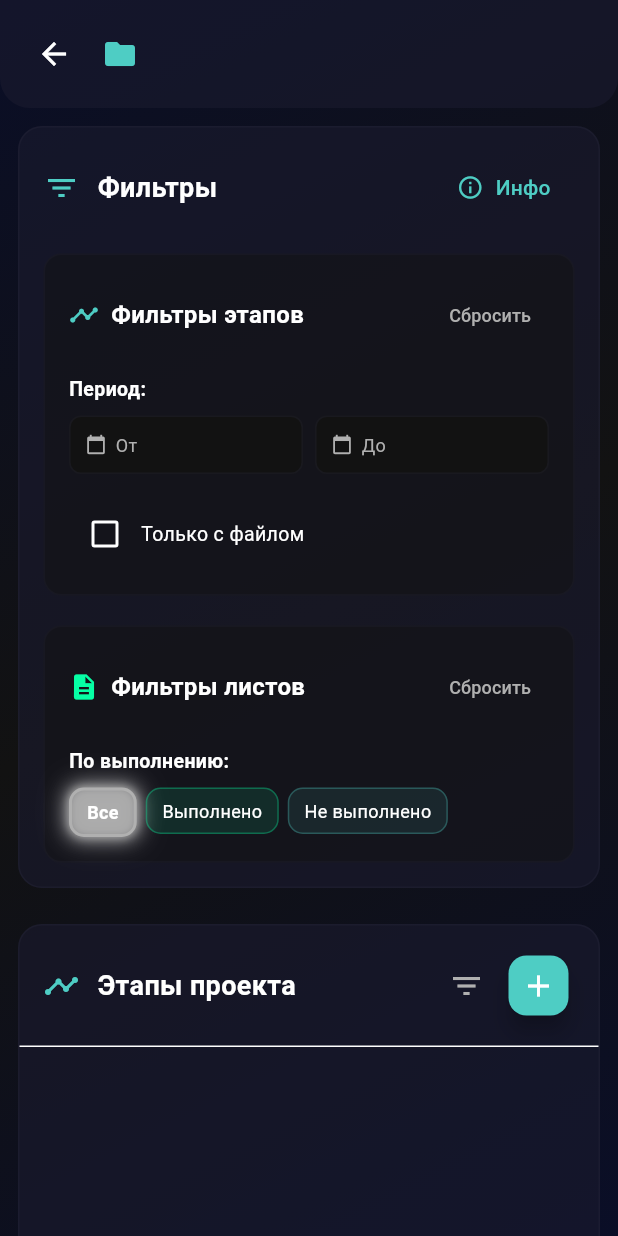
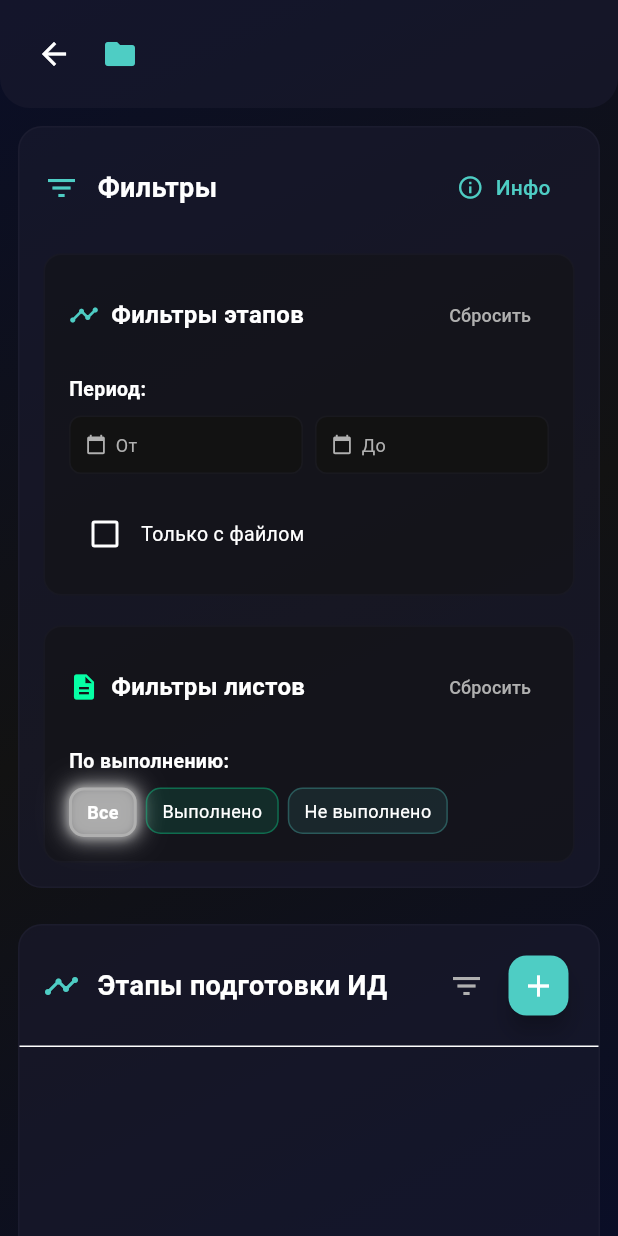
Before and after one commit to Shain92/my_tracker_v0.1, a Flutter app: the ProjectDetailScreen screen opened directly with empty values, after a tap on the "filter list" icon, on a phone screen of 412 x 824 dp. Run offline on Flutter 3.47's test engine with Material 3 defaults, Android fonts, the phone set to English and light mode, and no system bars; our stand-ins replace file_picker, shared_preferences; missing offline and left inert: dart:html; accounts and stored records are empty; network calls fail.

Commit message:
корректировки в тексте

```diff
--- a/frontend/lib/screens/project_detail_screen.dart
+++ b/frontend/lib/screens/project_detail_screen.dart
@@ -1510,7 +1510,7 @@ class _ProjectDetailScreenState extends State<ProjectDetailScreen> {
             ),
             const SizedBox(width: 8),
             const Text(
-              'Невыполненные листы по отделам: ',
+              'Невыполненные разделы (по отделам): ',
               style: TextStyle(
                 color: AppColors.textSecondary,
                 fontSize: 14,
@@ -2587,7 +2587,7 @@ class _StagesColumnWidgetState extends State<_StagesColumnWidget> {
                 const SizedBox(width: 12),
                 const Expanded(
                   child: Text(
-                    'Этапы проекта',
+                    'Этапы подготовки ИД',
                     style: TextStyle(
                       fontSize: 18,
                       fontWeight: FontWeight.bold,
```
